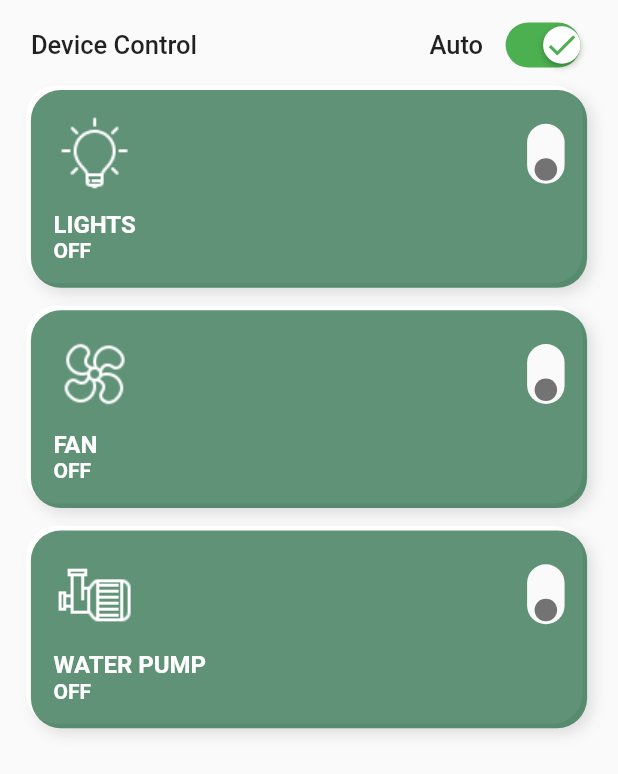
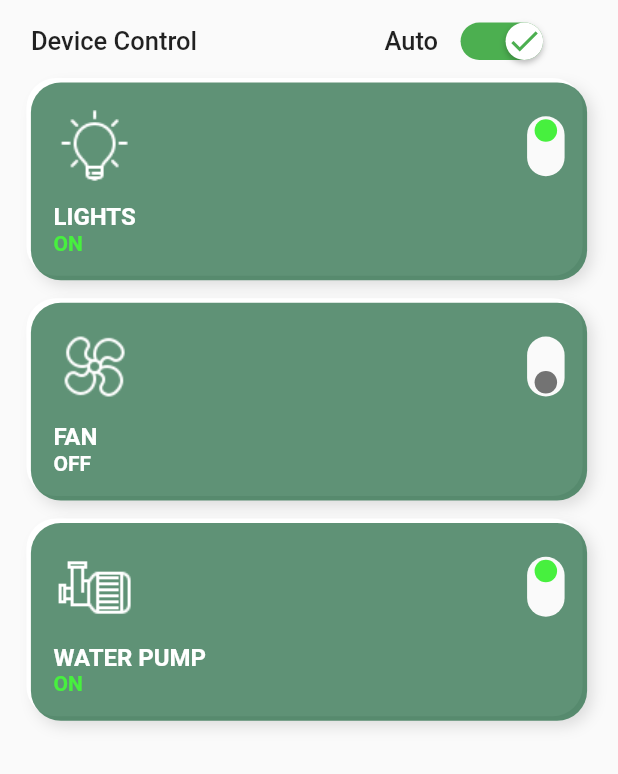
Before and after one commit to thaovytvan/PBL5-GreenHouse, a Flutter app: the ControlTabBar widget shown alone on an empty page, opened directly, on a phone screen of 412 x 824 dp. Shown: the top 774 px of the screen. Run offline on Flutter 3.47's test engine with Material 2 defaults, Android fonts, the phone set to English and light mode, and no system bars; our stand-ins replace animated_bottom_navigation_bar, firebase_auth, firebase_core, firebase_database, fluttertoast, page_transition; accounts and stored records are empty; network calls fail.

Commit message:
handle the automatic connection of the device to the server

```diff
--- a/lib/components/custom_card.dart
+++ b/lib/components/custom_card.dart
@@ -3,6 +3,11 @@ import 'package:flutter/material.dart';
 import 'package:green_garden/constants.dart';
 import 'package:web_socket_channel/io.dart';
 import 'package:http/http.dart' as http;
+import 'package:firebase_core/firebase_core.dart';
+import 'package:firebase_database/firebase_database.dart';
+
+// Khởi tạo kết nối tới Firebase Realtime Database
+final databaseReference = FirebaseDatabase.instance.reference();
 
 
 class CustomCard extends StatefulWidget {
@@ -39,10 +44,10 @@ class _CustomCardState extends State<CustomCard>
   @override
   void initState() {
     // connect esp8266
-
-    Future.delayed(Duration.zero, () async {
-      channelconnect(); //connect to WebSocket wth NodeMCU
-    });
+    //
+    // Future.delayed(Duration.zero, () async {
+    //   channelconnect(); //connect to WebSocket wth NodeMCU
+    // });
 
     // code mobile
     _animationController = AnimationController(
@@ -63,52 +68,52 @@ class _CustomCardState extends State<CustomCard>
   }
 
   // esp8266 connect function
-  channelconnect() {
-    //function to connect
-    try {
-      channel =
-          IOWebSocketChannel.connect("ws://192.168.0.1:81"); //channel IP : Port
-      channel.stream.listen(
-            (message) {
-          print(message);
-          setState(() {
-            if (message == "connected") {
-              connected = true; //message is "connected" from NodeMCU
-            } else if (message == "${widget.title}on:success") {
-              isChecked = true;
-            } else if (message == "${widget.title}off:success") {
-              isChecked = false;
-            }
-          });
-        },
-        onDone: () {
-          //if WebSocket is disconnected
-          print("Web socket is closed");
-          setState(() {
-            connected = false;
-          });
-        },
-        onError: (error) {
-          print(error.toString());
-        },
-      );
-    } catch (_) {
-      print("error on connecting to websocket.");
-    }
-  }
-
-  Future<void> sendcmd(String cmd) async {
-    if (connected == true) {
-      if (isChecked == false && cmd != "${widget.title}on" && cmd != "${widget.title}off") {
-        print("Send the valid command");
-      } else {
-        channel.sink.add(cmd); //sending Command to NodeMCU
-      }
-    } else {
-      channelconnect();
-      print("Websocket is not connected.");
-    }
-  }
+  // channelconnect() {
+  //   //function to connect
+  //   try {
+  //     channel =
+  //         IOWebSocketChannel.connect("ws://192.168.0.1:81"); //channel IP : Port
+  //     channel.stream.listen(
+  //           (message) {
+  //         print(message);
+  //         setState(() {
+  //           if (message == "connected") {
+  //             connected = true; //message is "connected" from NodeMCU
+  //           } else if (message == "${widget.title}on:success") {
+  //             isChecked = true;
+  //           } else if (message == "${widget.title}off:success") {
+  //             isChecked = false;
+  //           }
+  //         });
+  //       },
+  //       onDone: () {
+  //         //if WebSocket is disconnected
+  //         print("Web socket is closed");
+  //         setState(() {
+  //           connected = false;
+  //         });
+  //       },
+  //       onError: (error) {
+  //         print(error.toString());
+  //       },
+  //     );
+  //   } catch (_) {
+  //     print("error on connecting to websocket.");
+  //   }
+  // }
+  //
+  // Future<void> sendcmd(String cmd) async {
+  //   if (connected == true) {
+  //     if (isChecked == false && cmd != "${widget.title}on" && cmd != "${widget.title}off") {
+  //       print("Send the valid command");
+  //     } else {
+  //       channel.sink.add(cmd); //sending Command to NodeMCU
+  //     }
+  //   } else {
+  //     channelconnect();
+  //     print("Websocket is not connected.");
+  //   }
+  // }
   Future<http.Response> createAlbum(String data, String title) {
 
     return http.post(
@@ -122,18 +127,7 @@ class _CustomCardState extends State<CustomCard>
       }),
     );
   }
-  //
-  // void sendMoto() async {
-  //   String url = 'http://localhost:3000/send-moto';
-  //   Map<String, String> headers = {"Content-type": "application/json"};
-  //   String json = '{data: 1}';
-  //   // tạo POST request
-  //   Response response = await post(url, headers: headers, body: json);
-  //   // kiểm tra status code của kết quả response
-  //   int statusCode = response.statusCode;
-  //   print(statusCode)
-  //
-  // }
+
 
   @override
   Widget build(BuildContext context) {
--- /dev/null
+++ b/lib/components/custom_card_auto.dart
@@ -0,0 +1,164 @@
+import 'dart:convert';
+import 'package:flutter/material.dart';
+import 'package:green_garden/constants.dart';
+import 'package:web_socket_channel/io.dart';
+class CustomCardAuto extends StatefulWidget {
+  const CustomCardAuto({
+    Key? key,
+    required this.size,
+    required this.icon,
+    required this.title,
+    required this.statusOn,
+    required this.statusOff,
+    required this.deviceStatus, // Thêm thuộc tính deviceStatus
+  }) : super(key: key);
+
+  final Size size;
+  final ImageIcon icon;
+  final String title;
+  final String statusOn;
+  final String statusOff;
+  final bool deviceStatus; // Khai báo thuộc tính deviceStatus
+
+  @override
+  _CustomCardAutoState createState() => _CustomCardAutoState();
+}
+
+class _CustomCardAutoState extends State<CustomCardAuto>
+    with SingleTickerProviderStateMixin {
+  late AnimationController _animationController;
+  late Animation<Alignment> _animation;
+
+  @override
+  void initState() {
+    // connect esp8266
+    //
+    // Future.delayed(Duration.zero, () async {
+    //   channelconnect(); //connect to WebSocket wth NodeMCU
+    // });
+
+    // code mobile
+    _animationController = AnimationController(
+      vsync: this,
+      duration: const Duration(milliseconds: 350),
+    );
+
+    _animation = Tween<Alignment>(
+        begin: Alignment.bottomCenter, end: Alignment.topCenter)
+        .animate(
+      CurvedAnimation(
+        parent: _animationController,
+        curve: Curves.linear,
+        reverseCurve: Curves.easeInBack,
+      ),
+    );
+    super.initState();
+  }
+  //
+  // void _handleSwitchChanged(bool value) {
+  //   setState(() {
+  //     widget.deviceStatus = value;
+  //     if (value) {
+  //       _animationController.animateTo(1.0);
+  //     } else {
+  //       _animationController.animateBack(0);
+  //     }
+  //   });
+  // }
+  @override
+  Widget build(BuildContext context) {
+    return Container(
+      height: widget.size.height * 0.16,
+      width: widget.size.width * 0.9,
+      decoration: BoxDecoration(
+        color: Constants.primaryColor.withOpacity(.75),
+        borderRadius: BorderRadius.circular(20),
+        boxShadow: const [
+          BoxShadow(
+            color: Colors.black12,
+            blurRadius: 8,
+            offset: Offset(3, 3),
+          ),
+          BoxShadow(
+            color: Colors.white,
+            blurRadius: 0,
+            offset: Offset(-3, -3),
+          ),
+        ],
+      ),
+      child: Padding(
+        padding: const EdgeInsets.all(15),
+        child: Column(
+          crossAxisAlignment: CrossAxisAlignment.start,
+          children: [
+            Row(
+              mainAxisAlignment: MainAxisAlignment.spaceBetween,
+              children: [
+                widget.icon,
+                widget.title != "LEAKS"
+                    ? AnimatedBuilder(
+                  animation: _animationController,
+                  builder: (animation, child) {
+                    return GestureDetector(
+                      // setState(() {
+                      //   deviceStatus = value;
+                      //   if (value) {
+                      //     _animationController.animateTo(1.0);
+                      //   } else {
+                      //     _animationController.animateBack(0);
+                      //   }
+                      // });
+                      child: Container(
+                        height: 40,
+                        width: 25,
+                        decoration: BoxDecoration(
+                          borderRadius: BorderRadius.circular(20),
+                          color: Colors.grey.shade50,
+
+                        ),
+                        child: Align(
+                          alignment: !widget.deviceStatus
+                              ? Alignment.bottomCenter
+                              : Alignment.topCenter,
+                          child: Container(
+                            width: 15,
+                            height: 15,
+                            margin: const EdgeInsets.symmetric(
+                                vertical: 2, horizontal: 1),
+                            decoration: BoxDecoration(
+                              color: !widget.deviceStatus
+                                  ? Colors.black54
+                                  : kGreenColor,
+                              shape: BoxShape.circle,
+                            ),
+                          ),
+                        ),
+                      ),
+                    );
+                  },
+                )
+                    : Container(),
+              ],
+            ),
+            const SizedBox(height: 10),
+            Text(
+              widget.title,
+              style: const TextStyle(
+                fontSize: 16,
+                fontWeight: FontWeight.bold,
+                color: Colors.white,
+              ),
+            ),
+            Text(
+              !widget.deviceStatus ? widget.statusOff : widget.statusOn,
+              style: TextStyle(
+                fontWeight: FontWeight.bold,
+                color: !widget.deviceStatus ? Colors.white : kGreenColor,
+              ),
+            ),
+          ],
+        ),
+      ),
+    );
+  }
+}
--- a/lib/ui/screens/tabbar/control_tabbar.dart
+++ b/lib/ui/screens/tabbar/control_tabbar.dart
@@ -1,7 +1,11 @@
 import 'package:flutter/material.dart';
 import 'package:green_garden/components/custom_card.dart';
+import 'package:green_garden/components/custom_card_auto.dart';
 import 'package:green_garden/constants.dart';
 import 'package:web_socket_channel/io.dart';
+import 'package:http/http.dart' as http;
+import 'dart:convert';
+
 
 class ControlTabBar extends StatefulWidget {
   const ControlTabBar({Key? key}) : super(key: key);
@@ -10,72 +14,108 @@ class ControlTabBar extends StatefulWidget {
   State<ControlTabBar> createState() => _ControlTabBarState();
 }
 
+
 class _ControlTabBarState extends State<ControlTabBar> {
   bool _isAuto =true;
-  late IOWebSocketChannel channel;
-  bool connected=false; //boolean value to track if WebSocket is connected
+  // late IOWebSocketChannel channel;
+  // bool connected=false; //boolean value to track if WebSocket is connected
+  final channel = IOWebSocketChannel.connect('ws://192.168.152.80:8080');
+
+  bool _lightStatus = false;
+  bool _pumpStatus = false;
+  bool _panStatus = false;
 
   @override
   void initState() {
      //initially connection status is "NO" so its FALSE
-
-    Future.delayed(Duration.zero, () async {
-      channelconnect(); //connect to WebSocket wth NodeMCU
+    //
+    // Future.delayed(Duration.zero, () async {
+    //   channelconnect(); //connect to WebSocket wth NodeMCU
+    // });
+    channel.stream.listen((message) {
+      final data = jsonDecode(message);
+      final type = data['type'];
+      final status = data['status'];
+      if (type == 'LIGHTS') {
+        setState(() {
+          _lightStatus = bool.fromEnvironment(status);
         });
-
+      } else if (type == 'WATER PUMP') {
+        setState(() {
+          _pumpStatus = bool.fromEnvironment(status);
+        });
+      } else if (type == 'FAN') {
+        setState(() {
+          _panStatus = bool.fromEnvironment(status);
+        });
+      }
+    });
     super.initState();
   }
-
-  channelconnect() {
-    //function to connect
-    try {
-      channel =
-          IOWebSocketChannel.connect("ws://192.168.222.197:8080"); //channel IP : Port
-      channel.stream.listen(
-            (message) {
-          print(message);
-          setState(() {
-            if (message == "connected") {
-              connected = true; //message is "connected" from NodeMCU
-            } else if (message == "autoon:success") {
-              _isAuto = true;
-            } else if (message == "autooff:success") {
-              _isAuto = false;
-            }
-          });
+  Future<http.Response> createAlbum(String data) {
+    return http.post(
+      Uri.parse('http://192.168.152.80:3000/send-moto'),
+      headers: <String, String>{
+        'Content-Type': 'application/json; charset=UTF-8',
       },
-        onDone: () {
-          //if WebSocket is disconnected
-          print("Web socket is closed");
-          setState(() {
-            connected = false;
-          });
-        },
-        onError: (error) {
-          print(error.toString());
-        },
+      body: jsonEncode(<String, dynamic>{
+        'data': data,
+      }),
     );
-    } catch (_) {
-      print("error on connecting to websocket.");
-    }
   }
 
-  Future<void> sendcmd(String cmd) async {
-    if (connected == true) {
-      if (_isAuto == false && cmd != "autoon" && cmd != "autooff") {
-        print("Send the valid command");
-      } else {
-        channel.sink.add(cmd); //sending Command to NodeMCU
-      }
-    } else {
-      channelconnect();
-      print("Websocket is not connected.");
-    }
-  }
+  //
+  // channelconnect() {
+  //   //function to connect
+  //   try {
+  //     channel =
+  //         IOWebSocketChannel.connect("ws://192.168.222.197:8080"); //channel IP : Port
+  //     channel.stream.listen(
+  //           (message) {
+  //         print(message);
+  //         setState(() {
+  //           if (message == "connected") {
+  //             connected = true; //message is "connected" from NodeMCU
+  //           } else if (message == "autoon:success") {
+  //             _isAuto = true;
+  //           } else if (message == "autooff:success") {
+  //             _isAuto = false;
+  //           }
+  //         });
+  //       },
+  //       onDone: () {
+  //         //if WebSocket is disconnected
+  //         print("Web socket is closed");
+  //         setState(() {
+  //           connected = false;
+  //         });
+  //       },
+  //       onError: (error) {
+  //         print(error.toString());
+  //       },
+  //     );
+  //   } catch (_) {
+  //     print("error on connecting to websocket.");
+  //   }
+  // }
+  //
+  // Future<void> sendcmd(String cmd) async {
+  //   if (connected == true) {
+  //     if (_isAuto == false && cmd != "autoon" && cmd != "autooff") {
+  //       print("Send the valid command");
+  //     } else {
+  //       channel.sink.add(cmd); //sending Command to NodeMCU
+  //     }
+  //   } else {
+  //     channelconnect();
+  //     print("Websocket is not connected.");
+  //   }
+  // }
   @override
   Widget build(BuildContext context) {
     Size size = MediaQuery.of(context).size;
     return SingleChildScrollView(
+
       child: Padding(
         padding: EdgeInsets.symmetric(horizontal: size.width * 0.05),
         child: Column(
@@ -85,7 +125,7 @@ class _ControlTabBarState extends State<ControlTabBar> {
               children: [
                 Container(
                   padding: const EdgeInsets.only(
-                    right: 155,
+                    right: 125,
                   ),
                   child: const Text(
                     'Device Control',
@@ -110,19 +150,20 @@ class _ControlTabBarState extends State<ControlTabBar> {
                       if (_isAuto) {
                         //if ledstatus is true, then turn off the led
                         //if led is on, turn off
-                        sendcmd("autooff");
+                        // sendcmd("autooff");
+                        createAlbum("0" );
                         _isAuto = false;
                       } else {
                         //if ledstatus is false, then turn on the led
                         //if led is off, turn on
-                        sendcmd("autoon");
+                        createAlbum("1" );
                         _isAuto = true;
                       }
                     });
                   },
                   child: Container(
-                    width: 50,
-                    height: 30,
+                    width: 55,
+                    height: 25,
                     decoration: BoxDecoration(
                       borderRadius: BorderRadius.circular(20),
                       color: _isAuto ? Colors.green : Colors.grey,
@@ -162,7 +203,9 @@ class _ControlTabBarState extends State<ControlTabBar> {
                 ),
               ],
             ),
-
+          !_isAuto
+              ? Column(
+            children: [
               const SizedBox(height: 15),
               CustomCard(
                 size: size,
@@ -200,6 +243,53 @@ class _ControlTabBarState extends State<ControlTabBar> {
                 statusOff: "OFF",
               ),
             ],
+          )
+              : Column(
+            children: [
+              const SizedBox(height: 15),
+              CustomCardAuto(
+                size: size,
+                icon: const ImageIcon(
+                  AssetImage('assets/lights.png'),
+                  size: 55,
+                  color: Colors.white,
+                ),
+                title: "LIGHTS",
+                statusOn: "ON",
+                statusOff: "OFF",
+                deviceStatus: true,
+              ),
+              const SizedBox(height: 15),
+              CustomCardAuto(
+                size: size,
+                icon: const ImageIcon(
+                  AssetImage('assets/fan.png'),
+                  size: 55,
+                  color: Colors.white,
+                ),
+                title: "FAN",
+                statusOn: "ON",
+                statusOff: "OFF",
+                deviceStatus: _panStatus,
+              ),
+              const SizedBox(height: 15),
+              CustomCardAuto(
+                size: size,
+                icon: const ImageIcon(
+                  AssetImage('assets/water_pump.png'),
+                  size: 55,
+                  color: Colors.white,
+                ),
+                title: "WATER PUMP",
+                statusOn: "ON",
+                statusOff: "OFF",
+                deviceStatus: true,
+              ),
+            ],
+          ),
+
+],
+
       ),
       ),
     );
--- a/pubspec.yaml
+++ b/pubspec.yaml
@@ -28,9 +28,10 @@ environment:
 # the latest version available on pub.dev. To see which dependencies have newer
 # versions available, run `flutter pub outdated`.
 dependencies:
+  firebase_database: ^10.1.1
   cloud_firestore: ^4.4.4
   firebase_auth: ^4.2.10
-  firebase_core: ^2.7.1
+  firebase_core: ^2.10.0
   fluttertoast: ^8.0.8
   web_socket_channel: ^2.1.0
   json_annotation: ^4.3.0
```
Also changed, not shown: lib/ui/home.dart (+8 -8 lines), lib/ui/screens/tabbar/overview_tabbar.dart (+10 -10 lines), pubspec.lock, 1 other file. Lines whose indentation alone changed are shown as unchanged.
